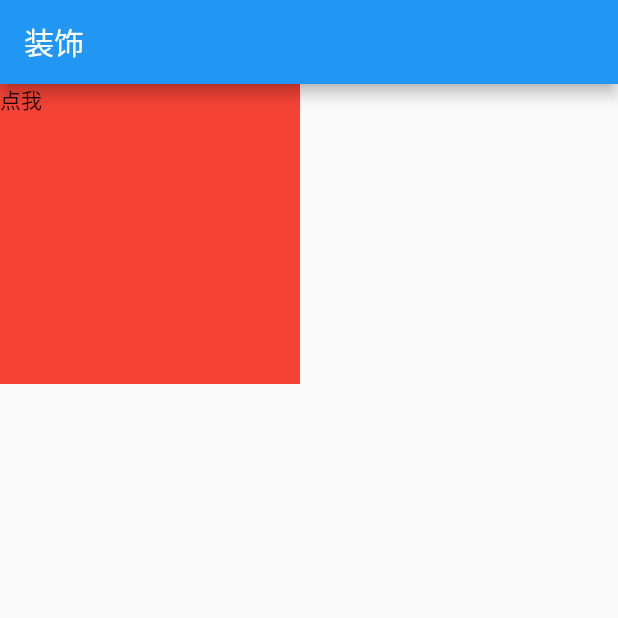
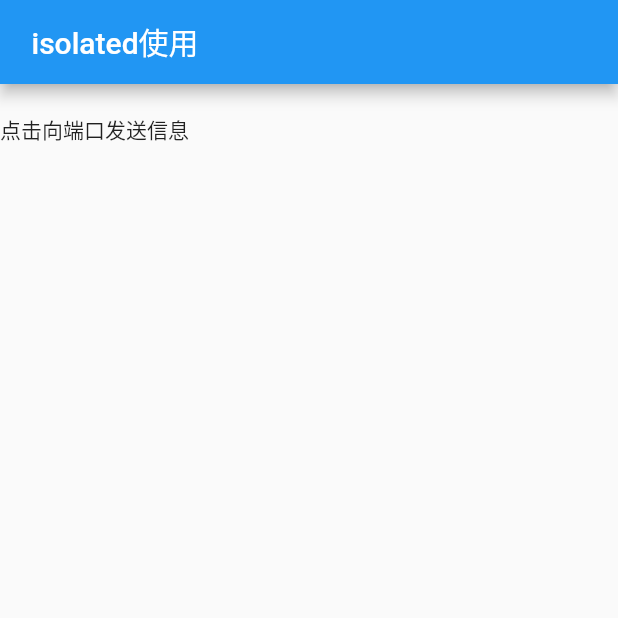
Before and after one commit to acsweets/flutter_deom, a Flutter app: the screen it shows after launch, on a phone screen of 412 x 824 dp, the top half of it. Run offline on Flutter 3.47's test engine with Material 2 defaults, Android fonts, the phone set to English and light mode, and no system bars.

Commit message:
适配器模式+sendport isolate

```diff
--- /dev/null
+++ b/lib/asyn/isolate_test.dart
@@ -0,0 +1,58 @@
+import 'dart:isolate';
+import 'dart:ui';
+
+import 'dart:isolate';
+
+import 'package:flutter/material.dart';
+
+class IsolatePage extends StatefulWidget {
+  const IsolatePage({Key? key}) : super(key: key);
+
+  @override
+  State<IsolatePage> createState() => _IsolatePageState();
+}
+
+class _IsolatePageState extends State<IsolatePage> {
+  late ReceivePort receivePort;
+
+  @override
+  void initState() {
+    receivePort = ReceivePort();
+    IsolateNameServer.registerPortWithName(receivePort.sendPort, 'myPortName');
+    receivePort.listen((message) {
+      print('接收端口收到信息 $message');
+      // 在这里添加你的处理逻辑
+      // ...
+    });
+    super.initState();
+  }
+
+  @override
+  Widget build(BuildContext context) {
+    return Scaffold(
+      appBar: AppBar(
+        title: Text(" isolated使用"),
+      ),
+      body: Column(
+        children: [
+          SizedBox(
+            height: 20,
+          ),
+          GestureDetector(
+            onTap: () {
+              SendPort? sendPort = IsolateNameServer.lookupPortByName('myPortName');
+              sendPort?.send('我向ReceivePort发送了一个信息');
+            },
+            child: Text("点击向端口发送信息"),
+          )
+        ],
+      ),
+    );
+  }
+
+  @override
+  void dispose() {
+    IsolateNameServer.removePortNameMapping('myPortName');
+    super.dispose();
+  }
+}
--- a/lib/main.dart
+++ b/lib/main.dart
@@ -5,6 +5,7 @@ import 'package:style/page/home_page.dart';
 import 'package:style/page/providerExample.dart';
 import 'package:provider/provider.dart';
 import 'package:style/page/supermarket_page.dart';
+import 'asyn/isolate_test.dart';
 import 'model/user_model.dart';
 
 void main() {
@@ -19,12 +20,12 @@ class MyApp extends StatelessWidget {
   @override
   Widget build(BuildContext context) {
     return MaterialApp(
-      title: '开启',
+      title: '示例',
       debugShowCheckedModeBanner: false,
       theme: ThemeData(
         primarySwatch: Colors.blue,
       ),
-      home:  DecoratePage(),
+      home:  IsolatePage(),
     );
    /*   Provider<UserModel>(
         create: (_) => UserModel(),
```
Also changed, not shown: lib/design_pattern/adapter_pattern/adapter.dart (added, +72 -0 lines).
